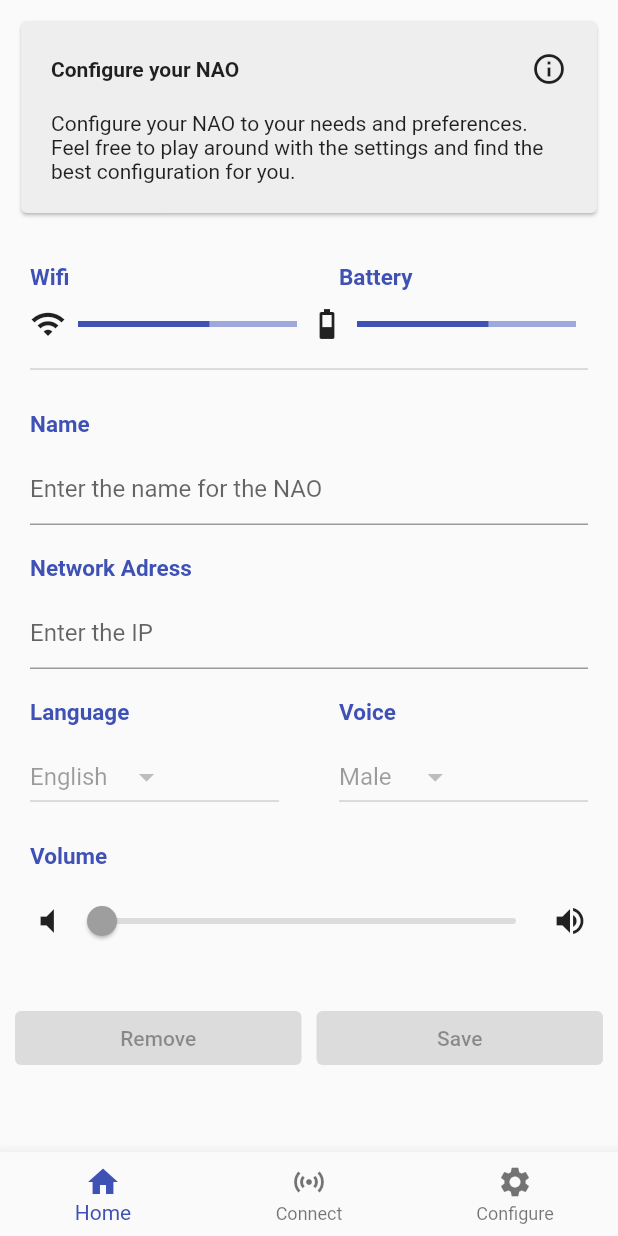
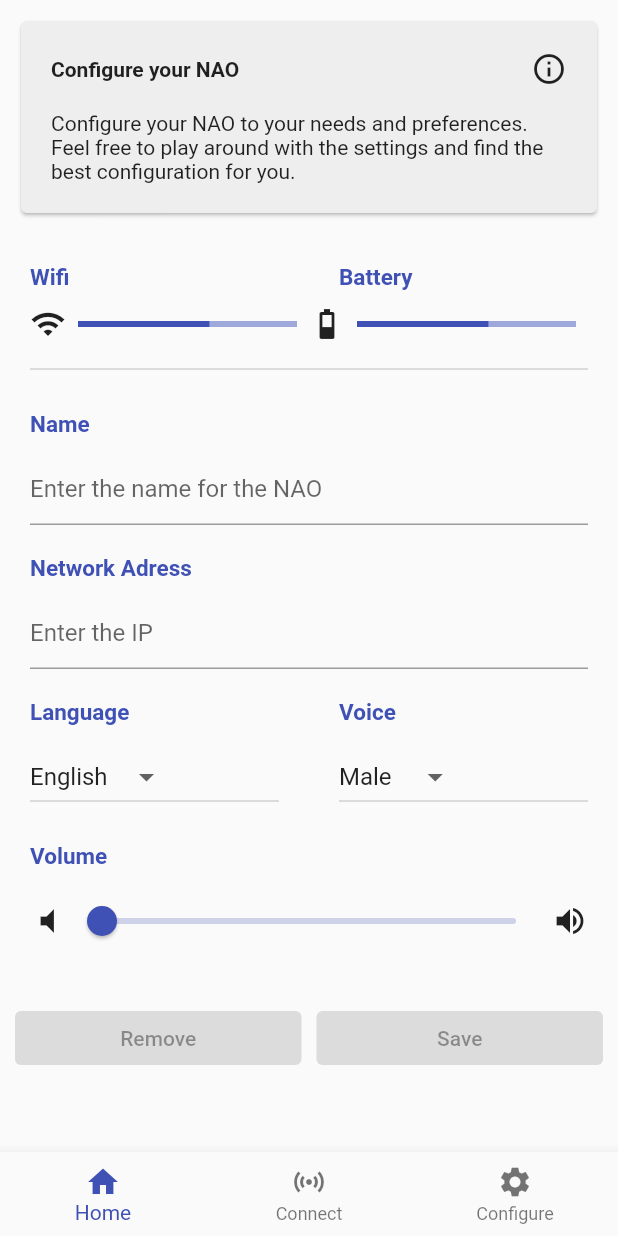
Before and after one commit to sbaer2306/NAO-APP, a Flutter app: the screen it shows after launch, swiped to page 3, on a phone screen of 412 x 824 dp. Run offline on Flutter 3.47's test engine with Material 2 defaults, Android fonts, the phone set to English and light mode, and no system bars; our stand-ins replace loading_animation_widget; missing offline and left inert: animated_check.

Commit message:
added: some empty handlers on config page

```diff
--- a/lib/pages/config_view.dart
+++ b/lib/pages/config_view.dart
@@ -46,6 +46,9 @@ class ConfigTitle extends StatelessWidget {
 
 class ConfigView extends StatelessWidget {
   const ConfigView({Key? key}) : super(key: key);
+
+  void nilHandlerStr(String? _) {}
+  void nilHandlerDbl(double? _) {}
 
   @override
   Widget build(BuildContext context) {
@@ -142,7 +145,7 @@ class ConfigView extends StatelessWidget {
                             value: "chineese",
                             child: Text("Chineese"),
                           ),
-                        ], onChanged: null, value: "english"),
+                        ], onChanged: nilHandlerStr, value: "english"),
                       )
                     ])
                   ]),
@@ -163,7 +166,7 @@ class ConfigView extends StatelessWidget {
                             value: "female",
                             child: Text("Female"),
                           ),
-                        ], onChanged: null, value: "male"),
+                        ], onChanged: nilHandlerStr, value: "male"),
                       )
                     ]),
                   ]),
@@ -171,13 +174,13 @@ class ConfigView extends StatelessWidget {
           ],
         ),
         const ConfigTitle(title: "Volume"),
-        const ConfigItem(
+        ConfigItem(
           children: [
-            Icon(Icons.volume_mute),
+            const Icon(Icons.volume_mute),
             Expanded(
-              child: Slider(value: 0, onChanged: null),
+              child: Slider(value: 0, onChanged: nilHandlerDbl),
             ),
-            Icon(Icons.volume_up),
+            const Icon(Icons.volume_up),
           ],
         ),
         const SizedBox(
```
